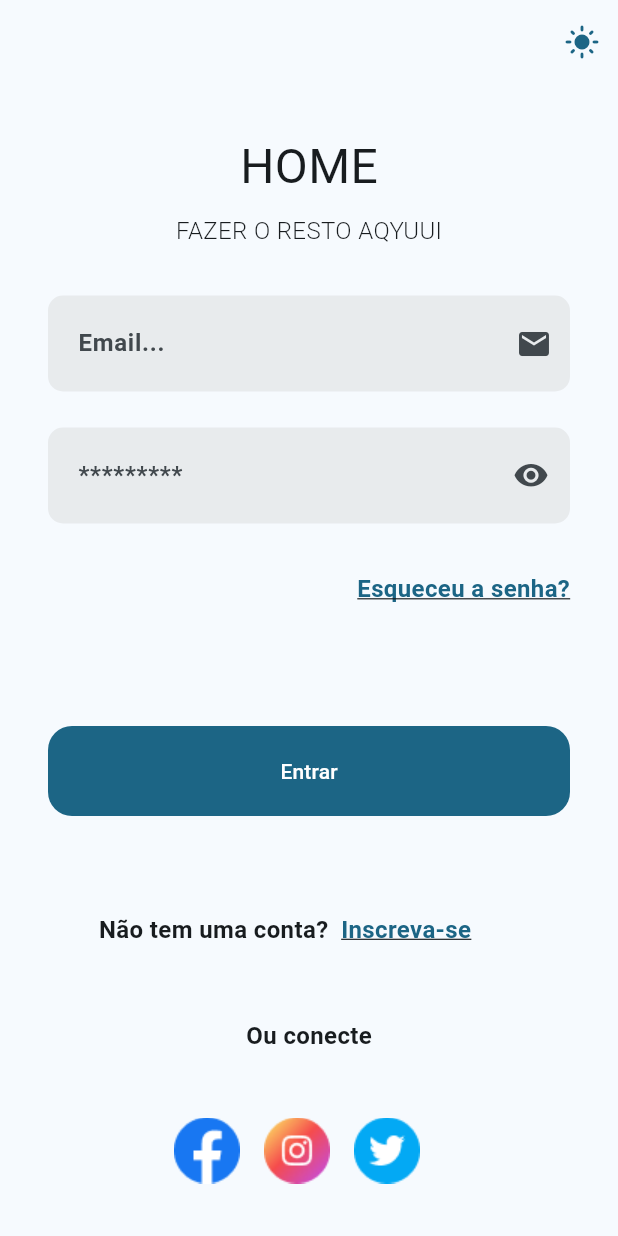
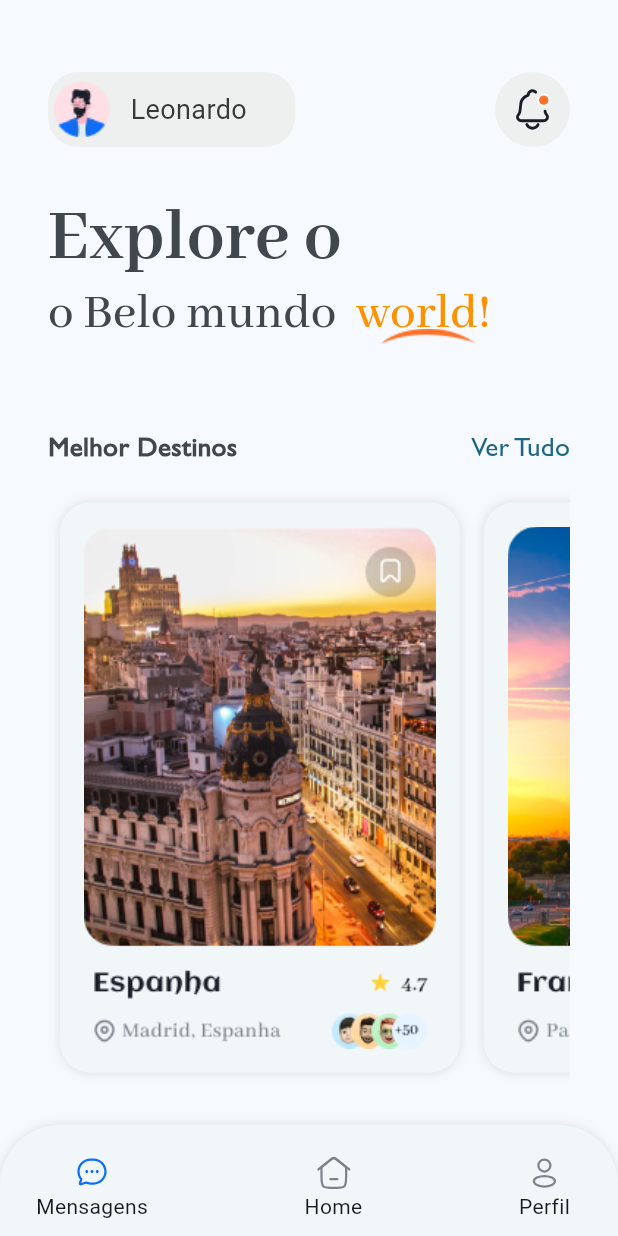
Before and after one commit to iuryfranca/mobile-apps-flutter, a Flutter app: the Home screen opened directly, on a phone screen of 412 x 824 dp. Run offline on Flutter 3.47's test engine with Material 3 defaults, Android fonts, the phone set to English and light mode, and no system bars; our stand-ins replace dio, flutter_svg; project files that could hold a hidden picture were left out.

Commit message:
feat: criando tela home  ✨

```diff
--- a/lib/home.dart
+++ b/lib/home.dart
@@ -1,15 +1,9 @@
 // ignore_for_file: library_private_types_in_public_api
 
 import 'package:flutter/material.dart';
+import 'package:flutter_svg/flutter_svg.dart';
 import 'package:provider/provider.dart';
-import 'package:travel_app/banners/banner1.dart';
 import 'package:travel_app/main.dart';
-
-final _passwordFieldKeyEmail = GlobalKey<FormFieldState<String>>();
-final _passwordFieldKeyPassword = GlobalKey<FormFieldState<String>>();
-
-final emailInputController = TextEditingController();
-final passwordInputController = TextEditingController();
 
 class Home extends StatelessWidget {
   const Home({super.key});
@@ -19,214 +13,217 @@ class Home extends StatelessWidget {
     ColorScheme colors = Theme.of(context).colorScheme;
 
     return Scaffold(
-        appBar: AppBar(
-          actions: const [
-            ButtonChangeDarkMode(),
-          ],
-        ),
-        body: SingleChildScrollView(
-          child: Column(children: [
+        // appBar: AppBar(
+        //   actions: const [
+        //     ButtonChangeDarkMode(),
+        //   ],
+        // ),
+        body: Container(
+            height: MediaQuery.of(context).size.height,
+            child: Column(
+                mainAxisAlignment: MainAxisAlignment.spaceBetween,
+                children: [
+                  SingleChildScrollView(
+                    child: Column(
+                        mainAxisAlignment: MainAxisAlignment.spaceBetween,
+                        children: [
+                          const HeaderSection(),
                           const TitleSection(
-                title: 'HOME', description: 'FAZER O RESTO AQYUUI'),
-            LoginFormField(
-              fieldKeyEmail: _passwordFieldKeyEmail,
-              fieldKeyPassword: _passwordFieldKeyPassword,
-              onFieldSubmittedEmail: (value) {
-                emailInputController.text = value;
-              },
-              onFieldSubmittedPassword: (value) {
-                passwordInputController.text = value;
-              },
-            ),
-            const ButtonLogin(),
-            Padding(
-                padding: const EdgeInsets.only(top: 0, bottom: 16, right: 32),
-                child: Container(
-                  alignment: Alignment.center,
+                              title: 'Explore o',
+                              description: 'o Belo mundo ',
+                              titleHighlighted: ' world!'),
+                          Container(
+                              padding: const EdgeInsets.only(
+                                  top: 16, bottom: 16, left: 32, right: 32),
+                              alignment: Alignment.centerLeft,
+                              width: MediaQuery.of(context).size.width,
                               child: Row(
-                    mainAxisAlignment: MainAxisAlignment.center,
+                                  mainAxisAlignment:
+                                      MainAxisAlignment.spaceBetween,
                                   children: [
                                     Text(
-                        'Não tem uma conta?  ',
+                                      'Melhor Destinos',
                                       style: TextStyle(
-                          color: colors.onSurface,
-                          fontSize: 16,
+                                        color: colors.onSurfaceVariant,
+                                        fontSize: 18,
+                                        fontFamily: 'GillSansMT',
                                         fontWeight: FontWeight.w600,
                                       ),
                                     ),
-                      Text(
-                        'Inscreva-se',
+                                    Text('Ver Tudo',
                                         style: TextStyle(
                                           color: colors.primary,
-                          fontSize: 16,
-                          fontWeight: FontWeight.w600,
-                          decoration: TextDecoration.underline,
+                                          fontSize: 18,
+                                          fontFamily: 'GillSansMT',
+                                          fontWeight: FontWeight.w400,
+                                        )),
+                                  ])),
+                          Container(
+                              padding: const EdgeInsets.only(
+                                  top: 0, bottom: 16, left: 32, right: 32),
+                              alignment: Alignment.centerLeft,
+                              width: MediaQuery.of(context).size.width,
+                              height: MediaQuery.of(context).size.height * 0.50,
+                              decoration: BoxDecoration(
+                                borderRadius: BorderRadius.circular(20),
                               ),
+                              child: SingleChildScrollView(
+                                scrollDirection: Axis.horizontal,
+                                padding: const EdgeInsets.all(8),
+                                child: Row(
+                                  children: [
+                                    Container(
+                                      padding: const EdgeInsets.all(16),
+                                      decoration: const BoxDecoration(
+                                        color:
+                                            Color.fromARGB(255, 241, 246, 248),
+                                        borderRadius: BorderRadius.all(
+                                            Radius.circular(20)),
+                                        boxShadow: [
+                                          BoxShadow(
+                                            blurRadius: 6,
+                                            blurStyle: BlurStyle.normal,
+                                            color: Color.fromARGB(28, 0, 0, 0),
+                                            offset: Offset.zero,
+                                            spreadRadius: 0,
+                                          ),
+                                        ],
+                                      ),
+                                      child: Image.asset(
+                                          'assets/images/card-viagem1.png'),
+                                    ),
+                                    const SizedBox(width: 16),
+                                    Container(
+                                      padding: const EdgeInsets.all(16),
+                                      decoration: const BoxDecoration(
+                                        color:
+                                            Color.fromARGB(255, 241, 246, 248),
+                                        borderRadius: BorderRadius.all(
+                                            Radius.circular(20)),
+                                        boxShadow: [
+                                          BoxShadow(
+                                            blurRadius: 6,
+                                            blurStyle: BlurStyle.normal,
+                                            color: Color.fromARGB(28, 0, 0, 0),
+                                            offset: Offset.zero,
+                                            spreadRadius: 0,
+                                          ),
+                                        ],
+                                      ),
+                                      child: Image.asset(
+                                          'assets/images/card-viagem2.png'),
                                     ),
                                   ],
                                 ),
                               )),
-            Padding(
-                padding: const EdgeInsets.all(32),
+                        ]),
+                  ),
+                  Container(
+                      width: MediaQuery.of(context).size.width,
+                      padding: const EdgeInsets.only(top: 10),
+                      decoration: const BoxDecoration(
+                        borderRadius: BorderRadius.only(
+                          topLeft: Radius.circular(40),
+                          topRight: Radius.circular(40),
+                        ),
+                        color: Color.fromARGB(255, 241, 246, 248),
+                        boxShadow: [
+                          BoxShadow(
+                            blurRadius: 6,
+                            blurStyle: BlurStyle.normal,
+                            color: Color.fromARGB(28, 0, 0, 0),
+                            offset: Offset.zero,
+                            spreadRadius: 0,
+                          ),
+                        ],
+                      ),
                       child: Container(
-                  alignment: Alignment.center,
-                  child: Column(
+                        padding: const EdgeInsets.only(
+                            top: 10, bottom: 10, left: 24, right: 32),
+                        alignment: Alignment.centerLeft,
+                        child: Row(
+                            mainAxisAlignment: MainAxisAlignment.spaceBetween,
+                            crossAxisAlignment: CrossAxisAlignment.center,
+                            children: [
+                              Column(
                                 mainAxisAlignment: MainAxisAlignment.center,
                                 children: [
-                      Container(
-                        alignment: Alignment.center,
-                        width: MediaQuery.of(context).size.width,
-                        child: Text(
-                          'Ou conecte',
-                          style: TextStyle(
-                            color: colors.onSurface,
-                            fontSize: 16,
-                            fontWeight: FontWeight.w600,
+                                  SvgPicture.asset('assets/svgs/Caht.svg'),
+                                  Text('Mensagens')
+                                ],
                               ),
-                        ),
-                      ),
-                      Container(
-                          alignment: Alignment.center,
-                          width: MediaQuery.of(context).size.width,
-                          height: 130,
-                          child: Row(
+                              Column(
                                 mainAxisAlignment: MainAxisAlignment.center,
                                 children: [
-                              Padding(
-                                  padding: const EdgeInsets.only(right: 16),
-                                  child: Image.asset(
-                                      'assets/logo/logo-facebook.png')),
-                              Padding(
-                                  padding: const EdgeInsets.only(right: 16),
-                                  child: Image.asset(
-                                      'assets/logo/logo-instagram.png')),
-                              Padding(
-                                  padding: const EdgeInsets.only(right: 16),
-                                  child: Image.asset(
-                                      'assets/logo/logo-twitter.png')),
-                            ],
-                          ))
+                                  SvgPicture.asset('assets/svgs/Home.svg'),
+                                  Text('Home')
                                 ],
                               ),
-                ))
+                              Column(
+                                mainAxisAlignment: MainAxisAlignment.center,
+                                children: [
+                                  SvgPicture.asset('assets/svgs/Person.svg'),
+                                  Text('Perfil')
+                                ],
+                              ),
                             ]),
-        ));
+                      )),
+                ])));
   }
 }
 
-class LoginFormField extends StatefulWidget {
-  const LoginFormField({
-    super.key,
-    required this.fieldKeyEmail,
-    required this.fieldKeyPassword,
-    required this.onFieldSubmittedEmail,
-    required this.onFieldSubmittedPassword,
-  });
-
-  final Key fieldKeyEmail;
-  final Key fieldKeyPassword;
-
-  final ValueChanged<String> onFieldSubmittedEmail;
-  final ValueChanged<String> onFieldSubmittedPassword;
-
-  @override
-  _PasswordFieldState createState() => _PasswordFieldState();
-}
-
-class _PasswordFieldState extends State<LoginFormField> {
-  bool _obscured = true;
-
-  void _toggleObscured() {
-    setState(() {
-      _obscured = !_obscured;
-    });
-  }
+class HeaderSection extends StatelessWidget {
+  const HeaderSection({super.key});
 
   @override
   Widget build(BuildContext context) {
     ColorScheme colors = Theme.of(context).colorScheme;
 
-    return Column(
+    return Padding(
+        padding: const EdgeInsets.only(top: 48, bottom: 0, left: 32, right: 32),
+        child: Container(
+            alignment: Alignment.centerLeft,
+            width: MediaQuery.of(context).size.width,
+            height: 50,
+            child: Row(
+                mainAxisAlignment: MainAxisAlignment.spaceBetween,
+                children: [
+                  Container(
+                    decoration: BoxDecoration(
+                      borderRadius: BorderRadius.circular(20),
+                      color: Color.fromARGB(207, 236, 236, 236),
+                    ),
+                    alignment: Alignment.centerLeft,
+                    width: MediaQuery.of(context).size.width * 0.40,
+                    child: Row(
+                      mainAxisAlignment: MainAxisAlignment.start,
                       children: [
                         Padding(
-            padding:
-                const EdgeInsets.only(top: 16, bottom: 8, left: 32, right: 32),
-            child: Container(
-              decoration: BoxDecoration(
-                borderRadius: BorderRadius.circular(10),
-                color: const Color.fromARGB(88, 206, 206, 206),
+                          padding: const EdgeInsets.all(4),
+                          child: Image.asset('assets/perfil.png'),
                         ),
-              child: TextFormField(
-                key: widget.fieldKeyEmail,
-                onChanged: widget.onFieldSubmittedEmail,
-                decoration: const InputDecoration(
-                    isDense: false,
-                    hintText: 'Email...',
-                    suffixIcon: Icon(Icons.email),
-                    border: InputBorder.none,
-                    contentPadding: EdgeInsets.all(20)),
+                        const SizedBox(width: 10),
+                        const Text(
+                          'Leonardo',
                           style: TextStyle(
-                  color: colors.onSurface,
-                  fontSize: 16,
-                  fontWeight: FontWeight.w600,
+                              color: Color.fromARGB(255, 57, 57, 57),
+                              fontSize: 18,
+                              fontWeight: FontWeight.w400),
+                        ),
+                      ],
                     ),
                   ),
-            )),
-        Padding(
-            padding:
-                const EdgeInsets.only(top: 16, bottom: 32, left: 32, right: 32),
-            child: Container(
+                  Container(
+                    height: 50,
+                    width: 50,
+                    padding: const EdgeInsets.all(10),
                     decoration: BoxDecoration(
-                borderRadius: BorderRadius.circular(10),
-                color: const Color.fromARGB(88, 206, 206, 206),
+                      borderRadius: BorderRadius.circular(25),
+                      color: const Color.fromARGB(207, 236, 236, 236),
                     ),
-              child: TextFormField(
-                key: widget.fieldKeyPassword,
-                onChanged: widget.onFieldSubmittedPassword,
-                keyboardType: TextInputType.visiblePassword,
-                obscureText: _obscured,
-                enableSuggestions: false,
-                autocorrect: false,
-                decoration: InputDecoration(
-                  isDense: false,
-                  hintText: '*********',
-                  border: InputBorder.none,
-                  contentPadding: const EdgeInsets.all(20),
-                  suffixIcon: Padding(
-                    padding: const EdgeInsets.fromLTRB(0, 0, 4, 0),
-                    child: GestureDetector(
-                      onTap: _toggleObscured,
-                      child: Icon(
-                        _obscured
-                            ? Icons.visibility_rounded
-                            : Icons.visibility_off_rounded,
-                        size: 24,
-                      ),
-                    ),
-                  ),
-                ),
-                style: TextStyle(
-                  color: colors.onSurface,
-                  fontSize: 16,
-                  fontWeight: FontWeight.w600,
-                ),
-              ),
-            )),
-        Padding(
-            padding: const EdgeInsets.only(top: 0, bottom: 16, right: 32),
-            child: Container(
-                alignment: Alignment.centerRight,
-                child: Text(
-                  'Esqueceu a senha?',
-                  style: TextStyle(
-                    color: colors.primary,
-                    fontSize: 16,
-                    fontWeight: FontWeight.w600,
-                    decoration: TextDecoration.underline,
-                  ),
-                ))),
-      ],
-    );
+                    child: SvgPicture.asset('assets/svgs/notifications.svg'),
+                  )
+                ])));
   }
 }
 
@@ -235,92 +232,67 @@ class TitleSection extends StatelessWidget {
     super.key,
     required this.title,
     required this.description,
+    required this.titleHighlighted,
   });
 
   final String title;
   final String description;
+  final String titleHighlighted;
 
   @override
   Widget build(BuildContext context) {
     ColorScheme colors = Theme.of(context).colorScheme;
 
     return Padding(
-      padding: const EdgeInsets.only(top: 32, bottom: 16),
+        padding:
+            const EdgeInsets.only(top: 32, bottom: 32, left: 32, right: 32),
+        child: Padding(
+          padding: const EdgeInsets.only(bottom: 8),
+          child: SizedBox(
+              width: MediaQuery.of(context).size.width,
               child: Column(
-        crossAxisAlignment: CrossAxisAlignment.center,
+                  mainAxisAlignment: MainAxisAlignment.center,
+                  crossAxisAlignment: CrossAxisAlignment.start,
                   children: [
-          /*2*/
-          Padding(
-            padding: const EdgeInsets.only(bottom: 8),
-            child: Text(
-              title,
-              style: const TextStyle(fontWeight: FontWeight.w400, fontSize: 32),
+                    RichText(
+                      textAlign: TextAlign.start,
+                      text: TextSpan(
+                        text: title,
+                        style: TextStyle(
+                            color: colors.onSurfaceVariant,
+                            fontSize: 50,
+                            fontFamily: 'AbhayaLibre',
+                            fontWeight: FontWeight.w700),
                       ),
                     ),
-          Text(
-            description,
+                    Stack(alignment: Alignment.centerLeft, children: [
+                      RichText(
+                        textAlign: TextAlign.center,
+                        text: TextSpan(
+                            text: description,
                             style: TextStyle(
-              color: colors.onSurface,
-              fontSize: 16,
-              fontWeight: FontWeight.w300,
+                                color: colors.onSurfaceVariant,
+                                fontSize: 34,
+                                fontFamily: 'AbhayaLibre',
+                                fontWeight: FontWeight.w500),
+                            children: [
+                              TextSpan(
+                                text: titleHighlighted,
+                                style: const TextStyle(
+                                    color: Color.fromARGB(255, 255, 145, 0),
+                                    fontSize: 34,
+                                    fontFamily: 'AbhayaLibre',
+                                    fontWeight: FontWeight.w500),
                               ),
+                            ]),
                       ),
-        ],
-      ),
-    );
-  }
-}
-
-class ButtonLogin extends StatelessWidget {
-  const ButtonLogin({super.key});
-
-  @override
-  Widget build(BuildContext context) {
-    ColorScheme colors = Theme.of(context).colorScheme;
-    return Padding(
-        padding:
-            const EdgeInsets.only(bottom: 64, top: 64, left: 32, right: 32),
-        child: SizedBox(
-            width: double.infinity,
-            height: 60,
-            child: TextButton(
-              onPressed: () {
-                // Abrir Dialog
-                if (emailInputController.text.isEmpty ||
-                    passwordInputController.text.isEmpty) {
-                  showDialog<void>(
-                      context: context,
-                      builder: (BuildContext context) {
-                        return AlertDialog(
-                          title: const Text('Atenção'),
-                          content:
-                              const Text("E-mail e senha não podem ser vazios"),
-                          actions: [
-                            TextButton(
-                              onPressed: () {
-                                Navigator.of(context).pop();
-                              },
-                              child: const Text('Beleza'),
-                            ),
-                          ],
-                        );
-                      });
-                } else {
-                  Navigator.pushReplacement(
-                      context,
-                      MaterialPageRoute(
-                          builder: (BuildContext context) => const Banner1()));
-                }
-              },
-              style: TextButton.styleFrom(
-                foregroundColor: colors.onPrimary,
-                backgroundColor: colors.primary,
-                shape: RoundedRectangleBorder(
-                  borderRadius: BorderRadius.circular(16),
-                ),
-              ),
-              child: const Text('Entrar'),
-            )));
+                      Positioned(
+                          top: 30,
+                          right: 10,
+                          child: Image.asset('assets/images/underline.png')),
+                    ]),
+                  ])),
+        ));
   }
 }
 
--- a/pubspec.yaml
+++ b/pubspec.yaml
@@ -36,6 +36,7 @@ dependencies:
   cupertino_icons: ^1.0.2
   dio: ^5.4.1
   provider: ^6.1.2
+  flutter_svg: ^2.0.10+1
 
 dev_dependencies:
   flutter_test:
@@ -58,6 +59,8 @@ flutter:
     - assets/
     - assets/logo/
     - assets/images/
+    - assets/svgs/
+
   fonts:
     - family: AbhayaLibre
       fonts:
```
Also changed, not shown: assets/images/card-viagem1.png (added), assets/images/card-viagem2.png (added), assets/perfil.png (added), assets/svgs/Caht.svg (added), assets/svgs/Home.svg (added), assets/svgs/Person.svg (added), assets/svgs/card-viagem1.svg (added), assets/svgs/card-viagem2.svg (added), assets/svgs/notifications.svg (added), pubspec.lock. Lines whose indentation alone changed are shown as unchanged.
